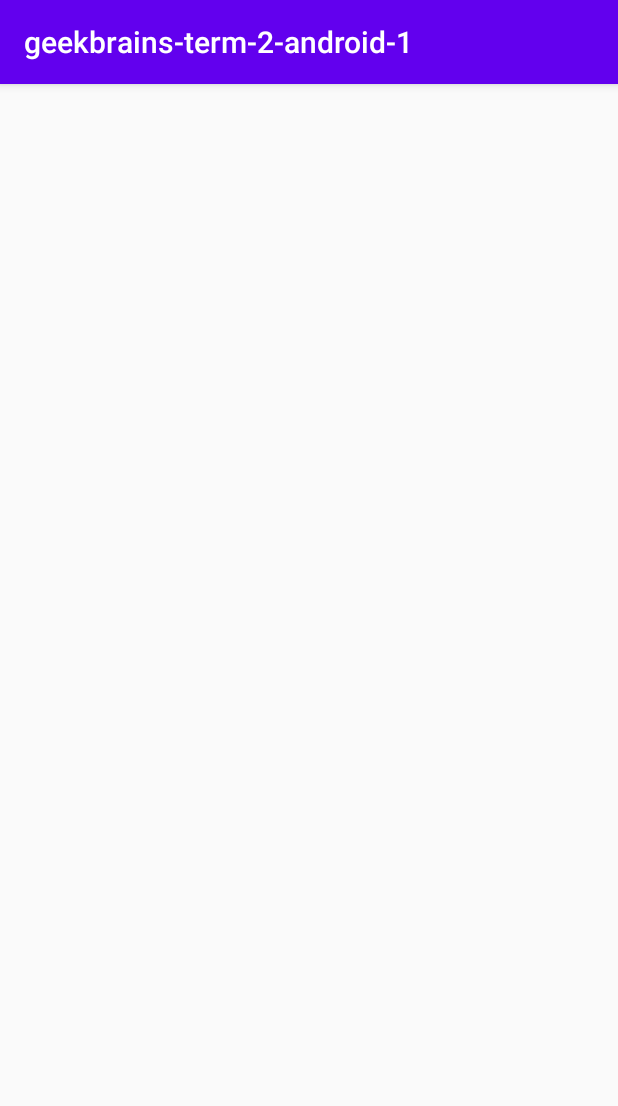
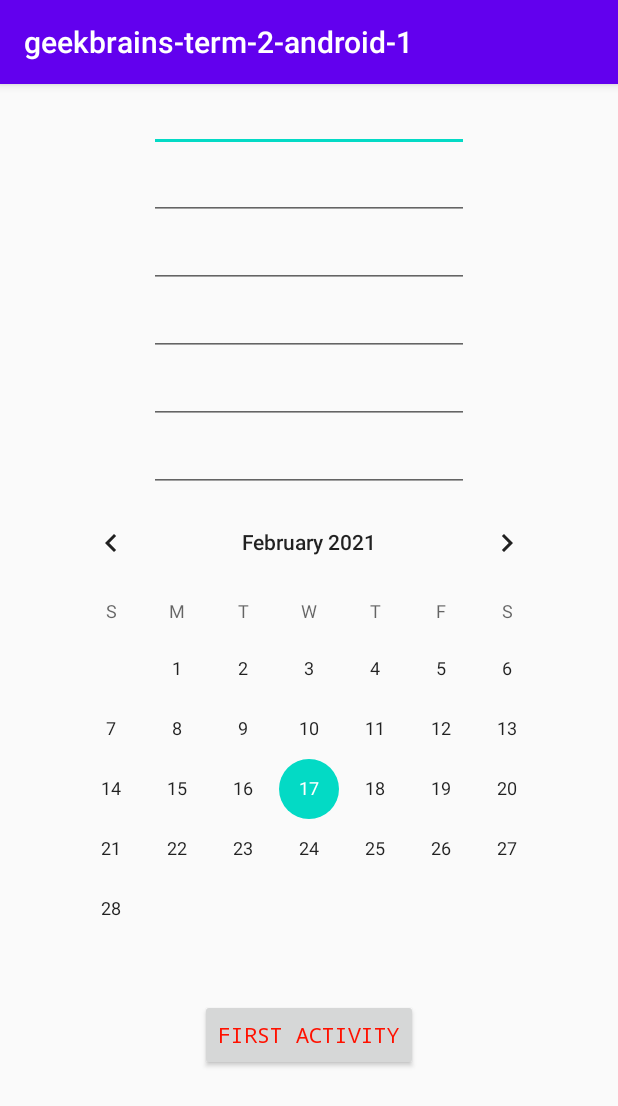
Before and after one commit to fetsh-edu/geekbrains-term-2-android-1, an Android app: the MainActivity2 screen opened directly, with no data from a screen before it, on a phone screen of 412 x 824 dp. Shown: the top 1106 px of the screen. Run offline under Robolectric (Android 15) with nearby library versions, the phone set to English and light mode, and no system bars.

Commit message:
Change second activity

```diff
--- a/app/build.gradle
+++ b/app/build.gradle
@@ -20,6 +20,10 @@ android {
             proguardFiles getDefaultProguardFile('proguard-android-optimize.txt'), 'proguard-rules.pro'
         }
     }
+    compileOptions {
+        sourceCompatibility JavaVersion.VERSION_1_8
+        targetCompatibility JavaVersion.VERSION_1_8
+    }
 }
 
 dependencies {
--- a/app/src/main/java/me/fetsh/geekbrains/term_2/android_1/MainActivity.java
+++ b/app/src/main/java/me/fetsh/geekbrains/term_2/android_1/MainActivity.java
@@ -2,13 +2,23 @@ package me.fetsh.geekbrains.term_2.android_1;
 
 import androidx.appcompat.app.AppCompatActivity;
 
+import android.content.Intent;
 import android.os.Bundle;
+import android.widget.Button;
 
 public class MainActivity extends AppCompatActivity {
+
+    private Intent intentSecondActivity;
 
     @Override
     protected void onCreate(Bundle savedInstanceState) {
         super.onCreate(savedInstanceState);
         setContentView(R.layout.activity_main);
+
+        intentSecondActivity = new Intent(this, MainActivity2.class);
+
+        Button button = findViewById(R.id.activity_button);
+        button.setOnClickListener((v) -> startActivity(intentSecondActivity));
+
     }
 }
--- a/app/src/main/java/me/fetsh/geekbrains/term_2/android_1/MainActivity2.java
+++ b/app/src/main/java/me/fetsh/geekbrains/term_2/android_1/MainActivity2.java
@@ -2,13 +2,25 @@ package me.fetsh.geekbrains.term_2.android_1;
 
 import androidx.appcompat.app.AppCompatActivity;
 
+import android.content.Intent;
 import android.os.Bundle;
+import android.widget.Button;
 
 public class MainActivity2 extends AppCompatActivity {
+
+    private Intent intentFirstActivity;
 
     @Override
     protected void onCreate(Bundle savedInstanceState) {
         super.onCreate(savedInstanceState);
         setContentView(R.layout.activity_main2);
+
+
+        intentFirstActivity = new Intent(this, MainActivity.class);
+
+        Button button = findViewById(R.id.activity_button);
+        button.setOnClickListener((v) -> startActivity(intentFirstActivity));
+
+
     }
 }
--- a/app/src/main/res/layout/activity_main.xml
+++ b/app/src/main/res/layout/activity_main.xml
@@ -21,13 +21,6 @@
         android:hint="Fill some text"
         android:autofillHints="Some text" />
 
-    <Button
-        android:layout_width="wrap_content"
-        android:layout_height="wrap_content"
-        android:textColor="#FF1100"
-        android:fontFamily="monospace"
-        android:text="Press" />
-
     <Switch
         android:layout_height="wrap_content"
         android:layout_width="wrap_content" />
@@ -40,5 +33,13 @@
         android:layout_width="wrap_content"
         android:layout_height="wrap_content"/>
 
+    <Button
+        android:id="@+id/activity_button"
+        android:layout_width="wrap_content"
+        android:layout_height="wrap_content"
+        android:textColor="#FF1100"
+        android:fontFamily="monospace"
+        android:text="Second Activity" />
+
 
 </LinearLayout>
--- a/app/src/main/res/layout/activity_main2.xml
+++ b/app/src/main/res/layout/activity_main2.xml
@@ -6,4 +6,96 @@
     android:layout_height="match_parent"
     tools:context=".MainActivity2">
 
+    <EditText
+        android:id="@+id/inputTypeText"
+        android:layout_width="wrap_content"
+        android:layout_height="wrap_content"
+        android:layout_marginLeft="8dp"
+        android:layout_marginRight="8dp"
+        android:ems="10"
+        android:inputType="text"
+        app:layout_constraintLeft_toLeftOf="parent"
+        app:layout_constraintRight_toRightOf="parent"
+        app:layout_constraintTop_toTopOf="parent" />
+
+    <EditText
+        android:id="@+id/inputTypeTextPersonName"
+        android:layout_width="wrap_content"
+        android:layout_height="wrap_content"
+        android:layout_marginLeft="8dp"
+        android:layout_marginRight="8dp"
+        android:ems="10"
+        android:inputType="textPersonName"
+        app:layout_constraintLeft_toLeftOf="parent"
+        app:layout_constraintRight_toRightOf="parent"
+        app:layout_constraintTop_toBottomOf="@+id/inputTypeText" />
+
+    <EditText
+        android:id="@+id/inputTypePhone"
+        android:layout_width="wrap_content"
+        android:layout_height="wrap_content"
+        android:layout_marginLeft="8dp"
+        android:layout_marginRight="8dp"
+        android:ems="10"
+        android:inputType="phone"
+        app:layout_constraintLeft_toLeftOf="parent"
+        app:layout_constraintRight_toRightOf="parent"
+        app:layout_constraintTop_toBottomOf="@+id/inputTypeTextPersonName" />
+
+    <EditText
+        android:id="@+id/inputTypeNumber"
+        android:layout_width="wrap_content"
+        android:layout_height="wrap_content"
+        android:layout_marginLeft="8dp"
+        android:layout_marginRight="8dp"
+        android:ems="10"
+        android:inputType="number"
+        app:layout_constraintLeft_toLeftOf="parent"
+        app:layout_constraintRight_toRightOf="parent"
+        app:layout_constraintTop_toBottomOf="@+id/inputTypePhone" />
+
+    <EditText
+        android:id="@+id/inputTextPassword"
+        android:layout_width="wrap_content"
+        android:layout_height="wrap_content"
+        android:layout_marginLeft="8dp"
+        android:layout_marginRight="8dp"
+        android:ems="10"
+        android:inputType="textPassword"
+        app:layout_constraintLeft_toLeftOf="parent"
+        app:layout_constraintRight_toRightOf="parent"
+        app:layout_constraintTop_toBottomOf="@+id/inputTypeNumber" />
+
+    <EditText
+        android:id="@+id/inputTypeTextEmailAddress"
+        android:layout_width="wrap_content"
+        android:layout_height="wrap_content"
+        android:layout_marginLeft="8dp"
+        android:layout_marginRight="8dp"
+        android:ems="10"
+        android:inputType="textEmailAddress"
+        app:layout_constraintLeft_toLeftOf="parent"
+        app:layout_constraintRight_toRightOf="parent"
+        app:layout_constraintTop_toBottomOf="@+id/inputTextPassword" />
+
+    <CalendarView
+        android:id="@+id/calendarView"
+        android:layout_width="wrap_content"
+        android:layout_height="wrap_content"
+        app:layout_constraintLeft_toLeftOf="parent"
+        app:layout_constraintRight_toRightOf="parent"
+        app:layout_constraintTop_toBottomOf="@+id/inputTypeTextEmailAddress" />
+
+    <Button
+        android:id="@+id/activity_button"
+        android:layout_width="wrap_content"
+        android:layout_height="wrap_content"
+        android:textColor="#FF1100"
+        android:fontFamily="monospace"
+        android:text="First Activity"
+        app:layout_constraintLeft_toLeftOf="parent"
+        app:layout_constraintRight_toRightOf="parent"
+        app:layout_constraintTop_toBottomOf="@+id/calendarView"/>
+
+
 </androidx.constraintlayout.widget.ConstraintLayout>
```
